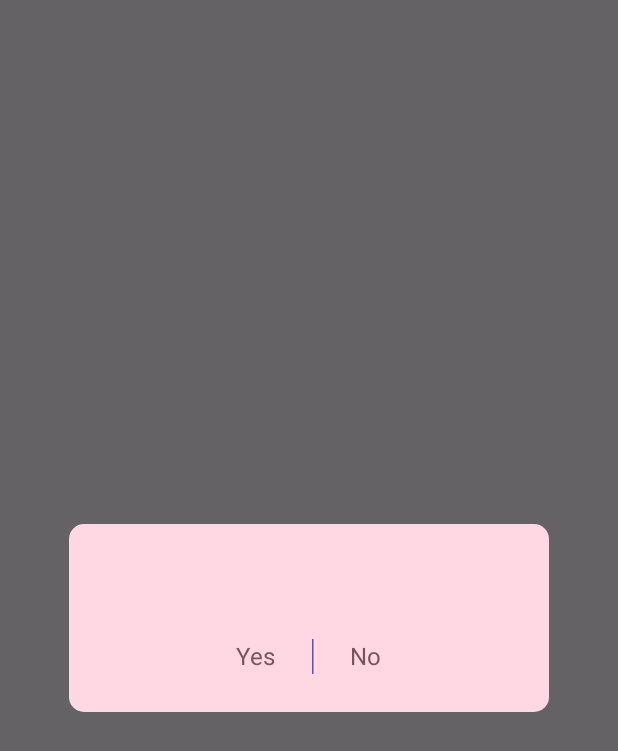
After one commit to ConstMl/TodoListAndroid, an Android app built with Jetpack Compose: the composable CommonDialog called with empty values, on a phone screen of 412 x 824 dp. The commit adds this screen. Shown: the top 751 px of the screen. Run offline under Robolectric (Android 15) with nearby library versions, the phone set to English and light mode, and no system bars; network calls fail; 2 statements that could not run were skipped.

Commit message:
create yes/no dialog

```diff
--- a/app/src/main/java/com/example/todolisttest/presentation/theme/StyleValues.kt
+++ b/app/src/main/java/com/example/todolisttest/presentation/theme/StyleValues.kt
@@ -11,3 +11,17 @@ val TodoItemTitleTextStyle = TextStyle(
     letterSpacing = 0.5.sp,
     color = Color.Unspecified
 )
+
+val DialogTitleTextStyle = TextStyle(
+    fontWeight = FontWeight.Normal,
+    fontSize = 20.sp,
+    letterSpacing = 0.25.sp,
+    color = Color.Unspecified
+)
+
+val DialogButtonTextStyle = TextStyle(
+    fontWeight = FontWeight.Normal,
+    fontSize = 16.sp,
+    letterSpacing = 0.25.sp,
+    color = Color.Unspecified
+)
--- /dev/null
+++ b/app/src/main/java/com/example/todolisttest/presentation/widget/CommonDialog.kt
@@ -0,0 +1,105 @@
+package com.example.todolisttest.presentation.widget
+
+import androidx.compose.foundation.background
+import androidx.compose.foundation.layout.Column
+import androidx.compose.foundation.layout.Row
+import androidx.compose.foundation.layout.fillMaxHeight
+import androidx.compose.foundation.layout.height
+import androidx.compose.foundation.layout.padding
+import androidx.compose.foundation.layout.width
+import androidx.compose.foundation.layout.wrapContentHeight
+import androidx.compose.foundation.shape.RoundedCornerShape
+import androidx.compose.material3.Button
+import androidx.compose.material3.ButtonDefaults
+import androidx.compose.material3.MaterialTheme
+import androidx.compose.material3.Text
+import androidx.compose.material3.VerticalDivider
+import androidx.compose.runtime.Composable
+import androidx.compose.ui.Alignment
+import androidx.compose.ui.Modifier
+import androidx.compose.ui.graphics.Color
+import androidx.compose.ui.res.stringResource
+import androidx.compose.ui.tooling.preview.Preview
+import androidx.compose.ui.unit.dp
+import androidx.compose.ui.window.Dialog
+import androidx.compose.ui.window.DialogProperties
+import com.example.todolisttest.R
+import com.example.todolisttest.presentation.theme.DialogButtonTextStyle
+import com.example.todolisttest.presentation.theme.DialogTitleTextStyle
+
+@Composable
+internal fun CommonDialog(
+    title: String,
+    onConfirm: () -> Unit = { },
+    onCancel: () -> Unit = { }
+) {
+    Dialog(
+        onDismissRequest = onCancel,
+        properties = DialogProperties(
+            dismissOnBackPress = true,
+            dismissOnClickOutside = true,
+            decorFitsSystemWindows = true,
+        ),
+    ) {
+        Column(
+            Modifier
+                .width(320.dp)
+                .wrapContentHeight()
+                .background(
+                    color = MaterialTheme.colorScheme.tertiaryContainer,
+                    shape = RoundedCornerShape(10.dp)
+                ),
+            horizontalAlignment = Alignment.CenterHorizontally
+        ) {
+            Text(
+                modifier = Modifier.padding(top = 28.dp, start = 16.dp, end = 16.dp),
+                text = title,
+                style = DialogTitleTextStyle.copy(
+                    color = MaterialTheme.colorScheme.tertiary
+                ),
+            )
+            Row(
+                modifier = Modifier
+                    .padding(vertical = 16.dp)
+                    .height(42.dp)
+            ) {
+                Button(
+                    colors = ButtonDefaults.buttonColors(Color.Transparent),
+                    onClick = { onConfirm.invoke() }
+                ) {
+                    Text(
+                        text = stringResource(id = R.string.yes),
+                        style = DialogButtonTextStyle.copy(
+                            color = MaterialTheme.colorScheme.tertiary
+                        )
+                    )
+                }
+                VerticalDivider(
+                    modifier = Modifier
+                        .fillMaxHeight(.55f)
+                        .align(Alignment.CenterVertically),
+                    color = MaterialTheme.colorScheme.primary
+                )
+                Button(
+                    colors = ButtonDefaults.buttonColors(Color.Transparent),
+                    onClick = { onCancel.invoke() }
+                ) {
+                    Text(
+                        text = stringResource(id = R.string.no),
+                        style = DialogButtonTextStyle.copy(
+                            color = MaterialTheme.colorScheme.tertiary
+                        )
+                    )
+                }
+            }
+        }
+    }
+}
+
+@Composable
+@Preview
+private fun CommonDialogComposePreview() {
+    CommonDialog(
+        title = stringResource(id = R.string.app_bar_name)
+    )
+}
--- a/app/src/main/res/values/strings.xml
+++ b/app/src/main/res/values/strings.xml
@@ -17,4 +17,7 @@
     <string name="settings_other">Other</string>
     <string name="settings_exit">Exit</string>
 
+    <string name="yes">Yes</string>
+    <string name="no">No</string>
+
 </resources>
```
